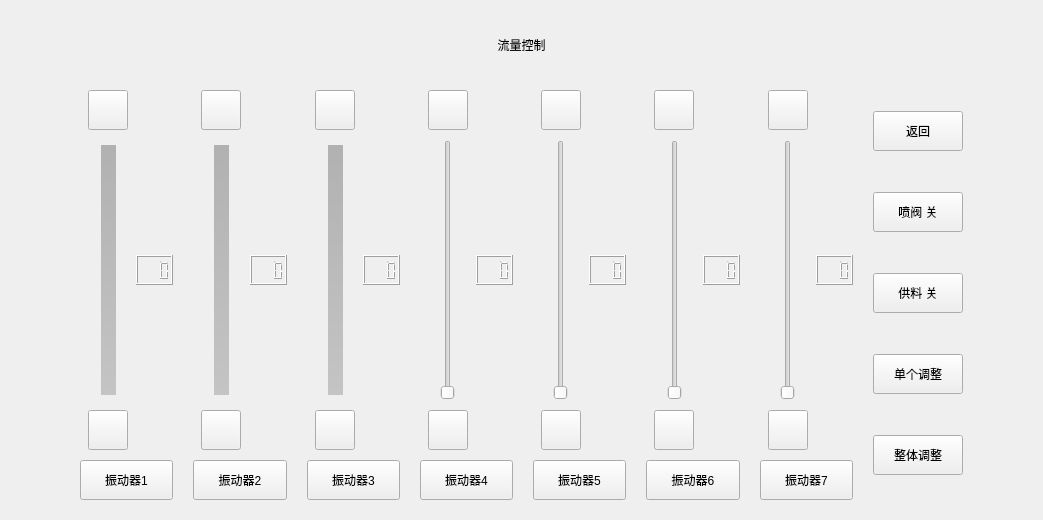
Qt form forms/formvibrationadjust.ui (zhoutl1106/pjt2) before a commit.
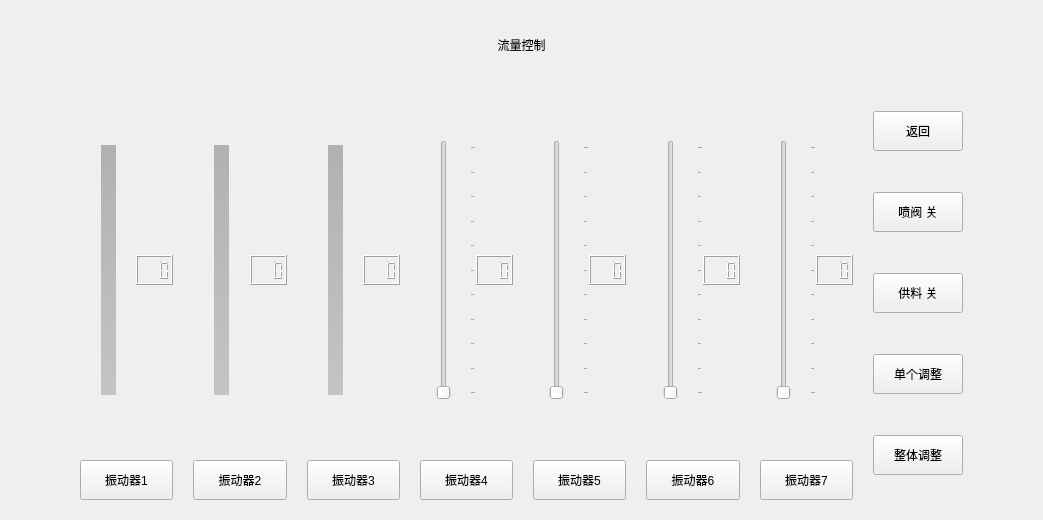
The same form after that commit. Icons and pictures are not drawn.

Patch:
```diff
--- a/forms/formvibrationadjust.ui
+++ b/forms/formvibrationadjust.ui
@@ -75,62 +75,16 @@
          <property name="orientation">
           <enum>Qt::Vertical</enum>
          </property>
+         <property name="tickPosition">
+          <enum>QSlider::TicksBelow</enum>
+         </property>
+         <property name="tickInterval">
+          <number>10</number>
+         </property>
         </widget>
        </item>
       </layout>
      </item>
-     <item row="0" column="0" alignment="Qt::AlignHCenter">
-      <widget class="QToolButton" name="toolButton_1u">
-       <property name="minimumSize">
-        <size>
-         <width>40</width>
-         <height>40</height>
-        </size>
-       </property>
-       <property name="styleSheet">
-        <string notr="true">QToolButton
-{
-	font-size:20px;
-    border-image: url(:/image/upG.png);
-    color: rgb(255, 255, 255);
-}
-
-QToolButton:pressed
-{
-    border-image: url(:/image/upR.png);
-}</string>
-       </property>
-       <property name="text">
-        <string/>
-       </property>
-      </widget>
-     </item>
-     <item row="2" column="0" alignment="Qt::AlignHCenter">
-      <widget class="QToolButton" name="toolButton_1d">
-       <property name="minimumSize">
-        <size>
-         <width>40</width>
-         <height>40</height>
-        </size>
-       </property>
-       <property name="styleSheet">
-        <string notr="true">QToolButton
-{
-	font-size:20px;
-    border-image: url(:/image/downG.png);
-    color: rgb(255, 255, 255);
-}
-
-QToolButton:pressed
-{
-    border-image: url(:/image/downR.png);
-}</string>
-       </property>
-       <property name="text">
-        <string/>
-       </property>
-      </widget>
-     </item>
      <item row="1" column="1">
       <widget class="QLCDNumber" name="lcdNumber1">
        <property name="sizePolicy">
@@ -178,6 +132,38 @@
        </property>
       </widget>
      </item>
+     <item row="0" column="0" alignment="Qt::AlignHCenter">
+      <widget class="QWidget" name="widget_1u" native="true">
+       <property name="sizePolicy">
+        <sizepolicy hsizetype="Fixed" vsizetype="Fixed">
+         <horstretch>0</horstretch>
+         <verstretch>0</verstretch>
+        </sizepolicy>
+       </property>
+       <property name="minimumSize">
+        <size>
+         <width>40</width>
+         <height>40</height>
+        </size>
+       </property>
+      </widget>
+     </item>
+     <item row="2" column="0" alignment="Qt::AlignHCenter">
+      <widget class="QWidget" name="widget_1d" native="true">
+       <property name="sizePolicy">
+        <sizepolicy hsizetype="Fixed" vsizetype="Fixed">
+         <horstretch>0</horstretch>
+         <verstretch>0</verstretch>
+        </sizepolicy>
+       </property>
+       <property name="minimumSize">
+        <size>
+         <width>40</width>
+         <height>40</height>
+        </size>
+       </property>
+      </widget>
+     </item>
     </layout>
    </item>
    <item row="1" column="1">
@@ -188,56 +174,20 @@
      <property name="verticalSpacing">
       <number>10</number>
      </property>
-     <item row="2" column="0" alignment="Qt::AlignHCenter">
-      <widget class="QToolButton" name="toolButton_2d">
-       <property name="minimumSize">
-        <size>
-         <width>40</width>
-         <height>40</height>
-        </size>
-       </property>
-       <property name="styleSheet">
-        <string notr="true">QToolButton
-{
-	font-size:20px;
-    border-image: url(:/image/downG.png);
-    color: rgb(255, 255, 255);
-}
-
-QToolButton:pressed
-{
-    border-image: url(:/image/downR.png);
-}</string>
-       </property>
-       <property name="text">
-        <string/>
-       </property>
-      </widget>
-     </item>
      <item row="0" column="0" alignment="Qt::AlignHCenter">
-      <widget class="QToolButton" name="toolButton_2u">
+      <widget class="QWidget" name="widget_2u" native="true">
+       <property name="sizePolicy">
+        <sizepolicy hsizetype="Fixed" vsizetype="Fixed">
+         <horstretch>0</horstretch>
+         <verstretch>0</verstretch>
+        </sizepolicy>
+       </property>
        <property name="minimumSize">
         <size>
          <width>40</width>
          <height>40</height>
         </size>
        </property>
-       <property name="styleSheet">
-        <string notr="true">QToolButton
-{
-	font-size:20px;
-    border-image: url(:/image/upG.png);
-    color: rgb(255, 255, 255);
-}
-
-QToolButton:pressed
-{
-    border-image: url(:/image/upR.png);
-}</string>
-       </property>
-       <property name="text">
-        <string/>
-       </property>
       </widget>
      </item>
      <item row="1" column="0">
@@ -276,6 +226,12 @@
        <property name="orientation">
         <enum>Qt::Vertical</enum>
        </property>
+       <property name="tickPosition">
+        <enum>QSlider::TicksBelow</enum>
+       </property>
+       <property name="tickInterval">
+        <number>10</number>
+       </property>
       </widget>
      </item>
      <item row="1" column="1">
@@ -322,6 +278,22 @@
        </property>
       </widget>
      </item>
+     <item row="2" column="0" alignment="Qt::AlignHCenter">
+      <widget class="QWidget" name="widget_2d" native="true">
+       <property name="sizePolicy">
+        <sizepolicy hsizetype="Fixed" vsizetype="Fixed">
+         <horstretch>0</horstretch>
+         <verstretch>0</verstretch>
+        </sizepolicy>
+       </property>
+       <property name="minimumSize">
+        <size>
+         <width>40</width>
+         <height>40</height>
+        </size>
+       </property>
+      </widget>
+     </item>
     </layout>
    </item>
    <item row="1" column="2">
@@ -333,55 +305,19 @@
       <number>10</number>
      </property>
      <item row="0" column="0" alignment="Qt::AlignHCenter">
-      <widget class="QToolButton" name="toolButton_3u">
-       <property name="minimumSize">
-        <size>
-         <width>40</width>
-         <height>40</height>
-        </size>
+      <widget class="QWidget" name="widget_3u" native="true">
+       <property name="sizePolicy">
+        <sizepolicy hsizetype="Fixed" vsizetype="Fixed">
+         <horstretch>0</horstretch>
+         <verstretch>0</verstretch>
+        </sizepolicy>
        </property>
-       <property name="styleSheet">
-        <string notr="true">QToolButton
-{
-	font-size:20px;
-    border-image: url(:/image/upG.png);
-    color: rgb(255, 255, 255);
-}
-
-QToolButton:pressed
-{
-    border-image: url(:/image/upR.png);
-}</string>
-       </property>
-       <property name="text">
-        <string/>
-       </property>
-      </widget>
-     </item>
-     <item row="2" column="0" alignment="Qt::AlignHCenter">
-      <widget class="QToolButton" name="toolButton_3d">
        <property name="minimumSize">
         <size>
          <width>40</width>
          <height>40</height>
         </size>
        </property>
-       <property name="styleSheet">
-        <string notr="true">QToolButton
-{
-	font-size:20px;
-    border-image: url(:/image/downG.png);
-    color: rgb(255, 255, 255);
-}
-
-QToolButton:pressed
-{
-    border-image: url(:/image/downR.png);
-}</string>
-       </property>
-       <property name="text">
-        <string/>
-       </property>
       </widget>
      </item>
      <item row="1" column="0">
@@ -420,6 +356,12 @@
        <property name="orientation">
         <enum>Qt::Vertical</enum>
        </property>
+       <property name="tickPosition">
+        <enum>QSlider::TicksBelow</enum>
+       </property>
+       <property name="tickInterval">
+        <number>10</number>
+       </property>
       </widget>
      </item>
      <item row="1" column="1">
@@ -466,6 +408,22 @@
        </property>
       </widget>
      </item>
+     <item row="2" column="0" alignment="Qt::AlignHCenter">
+      <widget class="QWidget" name="widget_3d" native="true">
+       <property name="sizePolicy">
+        <sizepolicy hsizetype="Fixed" vsizetype="Fixed">
+         <horstretch>0</horstretch>
+         <verstretch>0</verstretch>
+        </sizepolicy>
+       </property>
+       <property name="minimumSize">
+        <size>
+         <width>40</width>
+         <height>40</height>
+        </size>
+       </property>
+      </widget>
+     </item>
     </layout>
    </item>
    <item row="1" column="3">
@@ -477,80 +435,19 @@
       <number>10</number>
      </property>
      <item row="0" column="0" alignment="Qt::AlignHCenter">
-      <widget class="QToolButton" name="toolButton_4u">
-       <property name="minimumSize">
-        <size>
-         <width>40</width>
-         <height>40</height>
-        </size>
-       </property>
-       <property name="styleSheet">
-        <string notr="true">QToolButton
-{
-	font-size:20px;
-    border-image: url(:/image/upG.png);
-    color: rgb(255, 255, 255);
-}
-
-QToolButton:pressed
-{
-    border-image: url(:/image/upR.png);
-}</string>
-       </property>
-       <property name="text">
-        <string/>
-       </property>
-      </widget>
-     </item>
-     <item row="2" column="0" alignment="Qt::AlignHCenter">
-      <widget class="QToolButton" name="toolButton_4d">
-       <property name="minimumSize">
-        <size>
-         <width>40</width>
-         <height>40</height>
-        </size>
-       </property>
-       <property name="styleSheet">
-        <string notr="true">QToolButton
-{
-	font-size:20px;
-    border-image: url(:/image/downG.png);
-    color: rgb(255, 255, 255);
-}
-
-QToolButton:pressed
-{
-    border-image: url(:/image/downR.png);
-}</string>
-       </property>
-       <property name="text">
-        <string/>
-       </property>
-      </widget>
-     </item>
-     <item row="1" column="0">
-      <widget class="QSlider" name="verticalSlider4">
+      <widget class="QWidget" name="widget_4u" native="true">
        <property name="sizePolicy">
-        <sizepolicy hsizetype="Expanding" vsizetype="Expanding">
+        <sizepolicy hsizetype="Fixed" vsizetype="Fixed">
          <horstretch>0</horstretch>
          <verstretch>0</verstretch>
         </sizepolicy>
        </property>
        <property name="minimumSize">
         <size>
-         <width>0</width>
-         <height>0</height>
+         <width>40</width>
+         <height>40</height>
         </size>
        </property>
-       <property name="styleSheet">
-        <string notr="true"/>
-       </property>
-       <property name="maximum">
-        <number>100</number>
-       </property>
-       <property name="orientation">
-        <enum>Qt::Vertical</enum>
-       </property>
       </widget>
      </item>
      <item row="1" column="1">
@@ -575,6 +472,37 @@
        </property>
       </widget>
      </item>
+     <item row="1" column="0">
+      <widget class="QSlider" name="verticalSlider4">
+       <property name="sizePolicy">
+        <sizepolicy hsizetype="Expanding" vsizetype="Expanding">
+         <horstretch>0</horstretch>
+         <verstretch>0</verstretch>
+        </sizepolicy>
+       </property>
+       <property name="minimumSize">
+        <size>
+         <width>0</width>
+         <height>0</height>
+        </size>
+       </property>
+       <property name="styleSheet">
+        <string notr="true"/>
+       </property>
+       <property name="maximum">
+        <number>100</number>
+       </property>
+       <property name="orientation">
+        <enum>Qt::Vertical</enum>
+       </property>
+       <property name="tickPosition">
+        <enum>QSlider::TicksBelow</enum>
+       </property>
+       <property name="tickInterval">
+        <number>10</number>
+       </property>
+      </widget>
+     </item>
      <item row="3" column="0" colspan="2">
       <widget class="QPushButton" name="pushButton_v4">
        <property name="sizePolicy">
@@ -597,6 +525,22 @@
        </property>
       </widget>
      </item>
+     <item row="2" column="0" alignment="Qt::AlignHCenter">
+      <widget class="QWidget" name="widget_4d" native="true">
+       <property name="sizePolicy">
+        <sizepolicy hsizetype="Fixed" vsizetype="Fixed">
+         <horstretch>0</horstretch>
+         <verstretch>0</verstretch>
+        </sizepolicy>
+       </property>
+       <property name="minimumSize">
+        <size>
+         <width>40</width>
+         <height>40</height>
+        </size>
+       </property>
+      </widget>
+     </item>
     </layout>
    </item>
    <item row="1" column="4">
@@ -608,55 +552,19 @@
       <number>10</number>
      </property>
      <item row="0" column="0" alignment="Qt::AlignHCenter">
-      <widget class="QToolButton" name="toolButton_5u">
-       <property name="minimumSize">
-        <size>
-         <width>40</width>
-         <height>40</height>
-        </size>
+      <widget class="QWidget" name="widget_5u" native="true">
+       <property name="sizePolicy">
+        <sizepolicy hsizetype="Fixed" vsizetype="Fixed">
+         <horstretch>0</horstretch>
+         <verstretch>0</verstretch>
+        </sizepolicy>
        </property>
-       <property name="styleSheet">
-        <string notr="true">QToolButton
-{
-	font-size:20px;
-    border-image: url(:/image/upG.png);
-    color: rgb(255, 255, 255);
-}
-
-QToolButton:pressed
-{
-    border-image: url(:/image/upR.png);
-}</string>
-       </property>
-       <property name="text">
-        <string/>
-       </property>
-      </widget>
-     </item>
-     <item row="2" column="0" alignment="Qt::AlignHCenter">
-      <widget class="QToolButton" name="toolButton_5d">
        <property name="minimumSize">
         <size>
          <width>40</width>
          <height>40</height>
         </size>
        </property>
-       <property name="styleSheet">
-        <string notr="true">QToolButton
-{
-	font-size:20px;
-    border-image: url(:/image/downG.png);
-    color: rgb(255, 255, 255);
-}
-
-QToolButton:pressed
-{
-    border-image: url(:/image/downR.png);
-}</string>
-       </property>
-       <property name="text">
-        <string/>
-       </property>
       </widget>
      </item>
      <item row="1" column="0">
@@ -682,6 +590,12 @@
        <property name="orientation">
         <enum>Qt::Vertical</enum>
        </property>
+       <property name="tickPosition">
+        <enum>QSlider::TicksBelow</enum>
+       </property>
+       <property name="tickInterval">
+        <number>10</number>
+       </property>
       </widget>
      </item>
      <item row="1" column="1">
@@ -728,6 +642,22 @@
        </property>
       </widget>
      </item>
+     <item row="2" column="0" alignment="Qt::AlignHCenter">
+      <widget class="QWidget" name="widget_5d" native="true">
+       <property name="sizePolicy">
+        <sizepolicy hsizetype="Fixed" vsizetype="Fixed">
+         <horstretch>0</horstretch>
+         <verstretch>0</verstretch>
+        </sizepolicy>
+       </property>
+       <property name="minimumSize">
+        <size>
+         <width>40</width>
+         <height>40</height>
+        </size>
+       </property>
+      </widget>
+     </item>
     </layout>
    </item>
    <item row="1" column="5">
@@ -738,56 +668,20 @@
      <property name="verticalSpacing">
       <number>10</number>
      </property>
-     <item row="2" column="0" alignment="Qt::AlignHCenter">
-      <widget class="QToolButton" name="toolButton_6d">
-       <property name="minimumSize">
-        <size>
-         <width>40</width>
-         <height>40</height>
-        </size>
-       </property>
-       <property name="styleSheet">
-        <string notr="true">QToolButton
-{
-	font-size:20px;
-    border-image: url(:/image/downG.png);
-    color: rgb(255, 255, 255);
-}
-
-QToolButton:pressed
-{
-    border-image: url(:/image/downR.png);
-}</string>
-       </property>
-       <property name="text">
-        <string/>
-       </property>
-      </widget>
-     </item>
      <item row="0" column="0" alignment="Qt::AlignHCenter">
-      <widget class="QToolButton" name="toolButton_6u">
+      <widget class="QWidget" name="widget_6u" native="true">
+       <property name="sizePolicy">
+        <sizepolicy hsizetype="Fixed" vsizetype="Fixed">
+         <horstretch>0</horstretch>
+         <verstretch>0</verstretch>
+        </sizepolicy>
+       </property>
        <property name="minimumSize">
         <size>
          <width>40</width>
          <height>40</height>
         </size>
        </property>
-       <property name="styleSheet">
-        <string notr="true">QToolButton
-{
-	font-size:20px;
-    border-image: url(:/image/upG.png);
-    color: rgb(255, 255, 255);
-}
-
-QToolButton:pressed
-{
-    border-image: url(:/image/upR.png);
-}</string>
-       </property>
-       <property name="text">
-        <string/>
-       </property>
       </widget>
      </item>
      <item row="1" column="0">
@@ -813,6 +707,12 @@
        <property name="orientation">
         <enum>Qt::Vertical</enum>
        </property>
+       <property name="tickPosition">
+        <enum>QSlider::TicksBelow</enum>
+       </property>
+       <property name="tickInterval">
+        <number>10</number>
+       </property>
       </widget>
      </item>
      <item row="1" column="1">
@@ -859,6 +759,22 @@
        </property>
       </widget>
      </item>
+     <item row="2" column="0" alignment="Qt::AlignHCenter">
+      <widget class="QWidget" name="widget_6d" native="true">
+       <property name="sizePolicy">
+        <sizepolicy hsizetype="Fixed" vsizetype="Fixed">
+         <horstretch>0</horstretch>
+         <verstretch>0</verstretch>
+        </sizepolicy>
+       </property>
+       <property name="minimumSize">
+        <size>
+         <width>40</width>
+         <height>40</height>
+        </size>
+       </property>
+      </widget>
+     </item>
     </layout>
    </item>
    <item row="1" column="6">
@@ -869,56 +785,20 @@
      <property name="verticalSpacing">
       <number>10</number>
      </property>
-     <item row="2" column="0" alignment="Qt::AlignHCenter">
-      <widget class="QToolButton" name="toolButton_7d">
-       <property name="minimumSize">
-        <size>
-         <width>40</width>
-         <height>40</height>
-        </size>
-       </property>
-       <property name="styleSheet">
-        <string notr="true">QToolButton
-{
-	font-size:20px;
-    border-image: url(:/image/downG.png);
-    color: rgb(255, 255, 255);
-}
-
-QToolButton:pressed
-{
-    border-image: url(:/image/downR.png);
-}</string>
-       </property>
-       <property name="text">
-        <string/>
-       </property>
-      </widget>
-     </item>
      <item row="0" column="0" alignment="Qt::AlignHCenter">
-      <widget class="QToolButton" name="toolButton_7u">
+      <widget class="QWidget" name="widget_7u" native="true">
+       <property name="sizePolicy">
+        <sizepolicy hsizetype="Fixed" vsizetype="Fixed">
+         <horstretch>0</horstretch>
+         <verstretch>0</verstretch>
+        </sizepolicy>
+       </property>
        <property name="minimumSize">
         <size>
          <width>40</width>
          <height>40</height>
         </size>
        </property>
-       <property name="styleSheet">
-        <string notr="true">QToolButton
-{
-	font-size:20px;
-    border-image: url(:/image/upG.png);
-    color: rgb(255, 255, 255);
-}
-
-QToolButton:pressed
-{
-    border-image: url(:/image/upR.png);
-}</string>
-       </property>
-       <property name="text">
-        <string/>
-       </property>
       </widget>
      </item>
      <item row="1" column="0">
@@ -944,6 +824,12 @@
        <property name="orientation">
         <enum>Qt::Vertical</enum>
        </property>
+       <property name="tickPosition">
+        <enum>QSlider::TicksBelow</enum>
+       </property>
+       <property name="tickInterval">
+        <number>10</number>
+       </property>
       </widget>
      </item>
      <item row="1" column="1">
@@ -990,6 +876,22 @@
        </property>
       </widget>
      </item>
+     <item row="2" column="0" alignment="Qt::AlignHCenter">
+      <widget class="QWidget" name="widget_7d" native="true">
+       <property name="sizePolicy">
+        <sizepolicy hsizetype="Fixed" vsizetype="Fixed">
+         <horstretch>0</horstretch>
+         <verstretch>0</verstretch>
+        </sizepolicy>
+       </property>
+       <property name="minimumSize">
+        <size>
+         <width>40</width>
+         <height>40</height>
+        </size>
+       </property>
+      </widget>
+     </item>
     </layout>
    </item>
    <item row="1" column="7">
```
